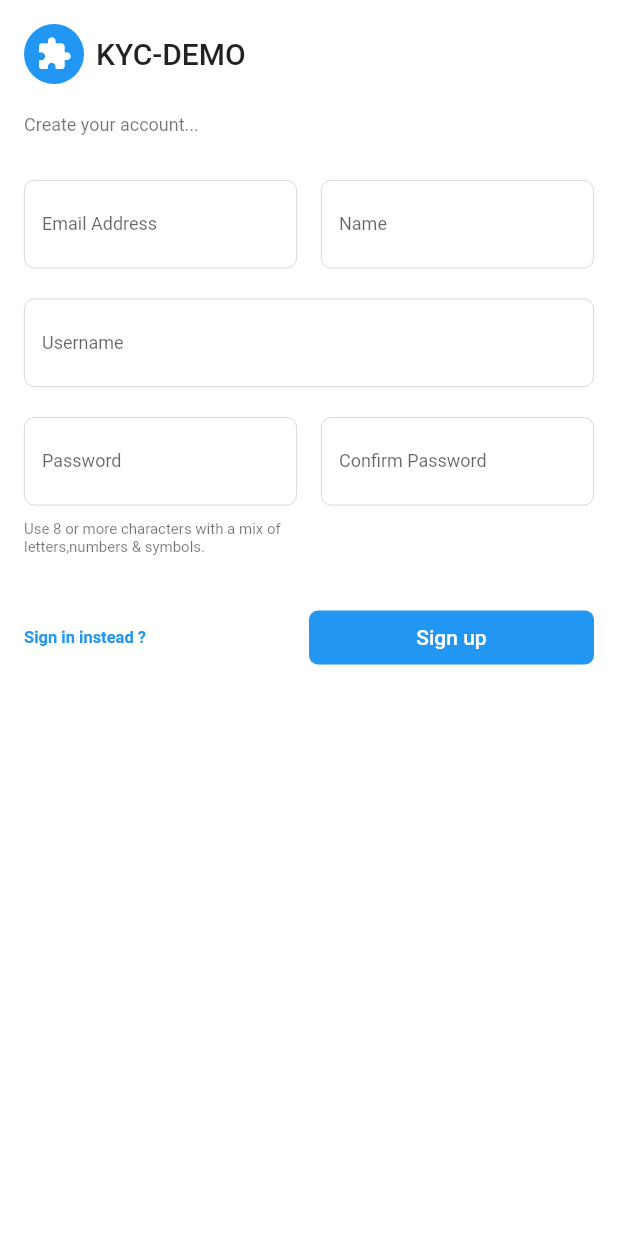
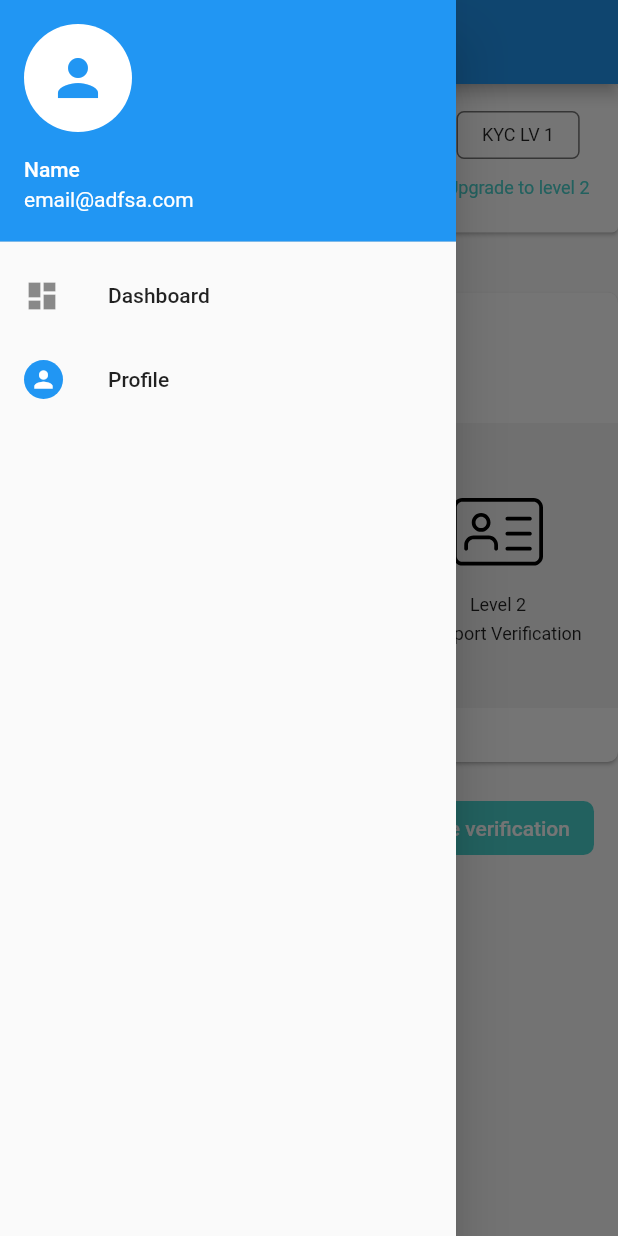
Before and after one commit to djade007/kyc-demo, a Flutter app: the screen it shows after launch, with the side drawer open (before the commit the screen has no drawer), on a phone screen of 412 x 824 dp. Run offline on Flutter 3.47's test engine with Material 2 defaults, Android fonts, the phone set to English and light mode, and no system bars; drawn by our look-alikes of flutter_form_builder; our stand-ins replace flutter_svg, get.

Commit message:
Add profile page

```diff
--- a/lib/main.dart
+++ b/lib/main.dart
@@ -2,6 +2,8 @@ import 'package:flutter/material.dart';
 import 'package:get/get.dart';
 import 'package:kyc_demo/src/components/auth/login_page.dart';
 import 'package:kyc_demo/src/components/auth/register_page.dart';
+import 'package:kyc_demo/src/components/dashboard/dashboard_page.dart';
+import 'package:kyc_demo/src/components/profile/profile_page.dart';
 
 void main() {
   runApp(MyApp());
@@ -13,7 +15,7 @@ class MyApp extends StatelessWidget {
   Widget build(BuildContext context) {
     return GestureDetector(
       onTap: () {
-        // unfocus input on tap out
+        // un-focus input on tap out
         FocusScopeNode currentFocus = FocusScope.of(context);
         if (!currentFocus.hasPrimaryFocus) {
           currentFocus.unfocus();
@@ -25,8 +27,9 @@ class MyApp extends StatelessWidget {
         theme: ThemeData(
           primarySwatch: Colors.blue,
           visualDensity: VisualDensity.adaptivePlatformDensity,
+          accentColor: const Color(0xFF4ad3ce),
         ),
-        initialRoute: RegisterPage.routeName,
+        initialRoute: ProfilePage.routeName,
         getPages: [
           GetPage(
             name: LoginPage.routeName,
@@ -36,6 +39,14 @@ class MyApp extends StatelessWidget {
             name: RegisterPage.routeName,
             page: () => RegisterPage(),
           ),
+          GetPage(
+            name: DashboardPage.routeName,
+            page: () => DashboardPage(),
+          ),
+          GetPage(
+            name: ProfilePage.routeName,
+            page: () => ProfilePage(),
+          ),
         ],
       ),
     );
--- /dev/null
+++ b/lib/src/components/dashboard/dashboard_page.dart
@@ -0,0 +1,25 @@
+import 'package:kyc_demo/src/components/profile/profile_page.dart';
+import 'package:kyc_demo/src/init.dart';
+import 'package:kyc_demo/src/widgets/drawer.dart';
+
+class DashboardPage extends StatelessWidget {
+  static const routeName = 'dashboard';
+
+  @override
+  Widget build(BuildContext context) {
+    return Scaffold(
+      appBar: AppBar(
+        title: Text('Dashboard'),
+      ),
+      drawer: AppDrawer(),
+      body: Center(
+        child: FlatButton(
+          onPressed: () {
+            Get.toNamed(ProfilePage.routeName);
+          },
+          child: Text('Go to Profile'),
+        ),
+      ),
+    );
+  }
+}
--- /dev/null
+++ b/lib/src/components/profile/profile_page.dart
@@ -0,0 +1,288 @@
+import 'package:flutter_svg/svg.dart';
+import 'package:kyc_demo/src/components/profile/views/bvn_modal.dart';
+import 'package:kyc_demo/src/init.dart';
+import 'package:kyc_demo/src/widgets/drawer.dart';
+
+class ProfilePage extends StatelessWidget {
+  static const routeName = 'profile';
+
+  @override
+  Widget build(BuildContext context) {
+    return Scaffold(
+      appBar: AppBar(
+        title: Text('Profile'),
+      ),
+      drawer: AppDrawer(),
+      body: Column(
+        children: [
+          _buildHeader(),
+          _buildSteps(),
+          Container(
+            padding: const EdgeInsets.only(right: 16),
+            alignment: Alignment.centerRight,
+            child: FlatButton(
+              color: Get.theme.accentColor,
+              onPressed: () {
+                Get.bottomSheet(
+                  Container(
+                    height: Utils.height(2),
+                    decoration: BoxDecoration(
+                      color: Colors.white,
+                      borderRadius: BorderRadius.vertical(
+                        top: Radius.circular(10),
+                      ),
+                    ),
+                    child: Column(
+                      children: [
+                        Container(
+                          margin: const EdgeInsets.only(
+                            top: 10,
+                            bottom: 20,
+                          ),
+                          height: 6,
+                          width: 48,
+                          decoration: BoxDecoration(
+                            color: Colors.black87,
+                            borderRadius: BorderRadius.circular(3),
+                          ),
+                        ),
+                        Expanded(child: BvnModal()),
+                      ],
+                    ),
+                  ),
+                );
+              },
+              shape: RoundedRectangleBorder(
+                borderRadius: BorderRadius.circular(7),
+              ),
+              child: Text(
+                'Continue verification',
+                style: TextStyle(
+                  color: Colors.white,
+                ),
+              ),
+            ),
+          ),
+        ],
+      ),
+    );
+  }
+
+  Widget _buildSteps() {
+    return Card(
+      margin: const EdgeInsets.only(
+        top: 40,
+        bottom: 20,
+      ),
+      shape: RoundedRectangleBorder(
+        borderRadius: BorderRadius.circular(7),
+      ),
+      child: SizedBox(
+        width: double.infinity,
+        child: Padding(
+          padding: const EdgeInsets.symmetric(
+            horizontal: 0,
+            vertical: 16,
+          ),
+          child: Column(
+            crossAxisAlignment: CrossAxisAlignment.start,
+            children: [
+              Text(
+                'Verification',
+                style: TextStyle(
+                  fontWeight: FontWeight.w600,
+                ),
+              ).space(left: 16),
+              Text(
+                'Complete steps below to get verified',
+                style: TextStyle(
+                  fontSize: 13,
+                ),
+              ).space(
+                left: 16,
+                bottom: 0,
+              ),
+              SingleChildScrollView(
+                scrollDirection: Axis.horizontal,
+                padding: const EdgeInsets.only(
+                  top: 30,
+                  bottom: 20,
+                  left: 16,
+                  right: 10,
+                ),
+                child: Row(
+                  children: [
+                    _buildCard(
+                      verified: true,
+                      level: 1,
+                      title: 'BVN Verification',
+                      svg: 'bvn',
+                    ),
+                    _buildCard(
+                      level: 2,
+                      title: 'Passport Verification',
+                      svg: 'id-card',
+                    ),
+                    _buildCard(
+                      level: 3,
+                      title: 'Link Bank Account',
+                      svg: 'link',
+                    ),
+                  ],
+                ),
+              ),
+            ],
+          ),
+        ),
+      ),
+    );
+  }
+
+  Widget _buildCard({
+    @required int level,
+    @required String title,
+    @required String svg,
+    bool verified: false,
+  }) {
+    return Stack(
+      children: [
+        AnimatedOpacity(
+          opacity: verified ? 0.3 : 1,
+          duration: Duration(milliseconds: 300),
+          child: Container(
+            width: 200,
+            height: 190,
+            margin: const EdgeInsets.only(right: 16),
+            decoration: BoxDecoration(
+              color: Colors.grey[100],
+              borderRadius: BorderRadius.circular(10),
+            ),
+            child: Center(
+              child: Column(
+                mainAxisSize: MainAxisSize.min,
+                children: [
+                  SvgPicture.asset(
+                    'assets/svg/$svg.svg',
+                    width: 60,
+                  ),
+                  Text(
+                    'Level $level',
+                    style: TextStyle(
+                      fontSize: 12,
+                    ),
+                  ).space(
+                    top: 12,
+                    bottom: 5,
+                  ),
+                  Text(
+                    title,
+                    style: TextStyle(
+                      fontSize: 12,
+                    ),
+                  ),
+                ],
+              ),
+            ),
+          ),
+        ),
+        if (verified)
+          Positioned(
+            right: 34,
+            top: 18,
+            child: Container(
+              decoration: BoxDecoration(
+                shape: BoxShape.circle,
+                color: Get.theme.accentColor,
+              ),
+              padding: const EdgeInsets.all(3),
+              child: Icon(
+                Icons.done,
+                color: Colors.white,
+                size: 14,
+              ),
+            ),
+          ),
+      ],
+    );
+  }
+
+  Widget _buildHeader() {
+    return Card(
+      margin: EdgeInsets.zero,
+      child: Padding(
+        padding: const EdgeInsets.all(16),
+        child: Row(
+          mainAxisAlignment: MainAxisAlignment.spaceBetween,
+          children: [
+            Row(
+              children: [
+                Material(
+                  shape: CircleBorder(),
+                  color: Colors.grey.withOpacity(.2),
+                  child: Padding(
+                    padding: const EdgeInsets.all(6),
+                    child: Icon(
+                      Icons.person,
+                      color: Colors.white,
+                      size: 55,
+                    ),
+                  ),
+                ),
+                SizedBox(width: 20),
+                Column(
+                  crossAxisAlignment: CrossAxisAlignment.start,
+                  children: [
+                    Text('johnmel').space(bottom: 5),
+                    Text('John Doe').space(bottom: 5),
+                    Text('john@jjj.com').space(bottom: 5),
+                  ],
+                ),
+              ],
+            ),
+            Column(
+              children: [
+                Container(
+                  decoration: BoxDecoration(
+                    borderRadius: BorderRadius.circular(5),
+                    border: Border.all(
+                      color: Colors.black54,
+                    ),
+                  ),
+                  padding: const EdgeInsets.symmetric(
+                    vertical: 8,
+                    horizontal: 16,
+                  ),
+                  margin: const EdgeInsets.only(
+                    bottom: 7,
+                  ),
+                  child: Text(
+                    'KYC LV 1',
+                    style: TextStyle(
+                      fontSize: 12,
+                    ),
+                  ),
+                ),
+                GestureDetector(
+                  onTap: () {},
+                  child: Padding(
+                    padding: const EdgeInsets.symmetric(
+                      horizontal: 3,
+                      vertical: 5,
+                    ),
+                    child: Text(
+                      'Upgrade to level 2',
+                      style: TextStyle(
+                        fontSize: 12,
+                        color: Get.theme.accentColor,
+                      ),
+                    ),
+                  ),
+                ),
+              ],
+            ),
+          ],
+        ),
+      ),
+    );
+  }
+}
--- /dev/null
+++ b/lib/src/components/profile/views/bvn_modal.dart
@@ -0,0 +1,17 @@
+import 'package:kyc_demo/src/init.dart';
+
+class BvnModal extends StatelessWidget {
+  @override
+  Widget build(BuildContext context) {
+    return Column(
+      children: [
+        Text(
+          'BVN verification',
+          style: TextStyle(
+            fontWeight: FontWeight.w600,
+          ),
+        ),
+      ],
+    );
+  }
+}
--- a/lib/src/init.dart
+++ b/lib/src/init.dart
@@ -1,4 +1,5 @@
 export 'package:flutter/material.dart';
+export 'package:get/get.dart';
 
 export 'config/extensions.dart';
 export 'services/utils.dart';
--- /dev/null
+++ b/lib/src/widgets/drawer.dart
@@ -0,0 +1,62 @@
+import 'package:get/get.dart';
+import 'package:kyc_demo/src/components/dashboard/dashboard_page.dart';
+import 'package:kyc_demo/src/components/profile/profile_page.dart';
+import 'package:kyc_demo/src/init.dart';
+
+class AppDrawer extends StatelessWidget {
+  @override
+  Widget build(BuildContext context) {
+    return Drawer(
+      child: Column(
+        children: [
+          UserAccountsDrawerHeader(
+            accountEmail: Text('email@adfsa.com'),
+            accountName: Text('Name'),
+            currentAccountPicture: Material(
+              color: Colors.white,
+              shape: CircleBorder(),
+              child: Icon(
+                Icons.person,
+                color: Get.theme.primaryColor,
+                size: 40,
+              ),
+            ),
+          ),
+          Expanded(
+            child: Column(
+              children: [
+                ListTile(
+                  title: Text('Dashboard'),
+                  leading: Icon(Icons.dashboard),
+                  onTap: () {
+                    Get.back(); // close
+                    Get.toNamed(DashboardPage.routeName);
+                  },
+                ),
+                ListTile(
+                  title: Text('Profile'),
+                  leading: Material(
+                    color: Get.theme.primaryColor,
+                    shape: CircleBorder(),
+                    child: Padding(
+                      padding: const EdgeInsets.all(4),
+                      child: Icon(
+                        Icons.person,
+                        color: Colors.white,
+                        size: 18,
+                      ),
+                    ),
+                  ),
+                  onTap: () {
+                    Get.back(); // close
+                    Get.toNamed(ProfilePage.routeName);
+                  },
+                ),
+              ],
+            ),
+          ),
+        ],
+      ),
+    );
+  }
+}
```
Also changed, not shown: pubspec.yaml (+6 -3 lines), assets/svg/bvn.svg (added), assets/svg/id-card.svg (added), assets/svg/link.svg (added), pubspec.lock.
